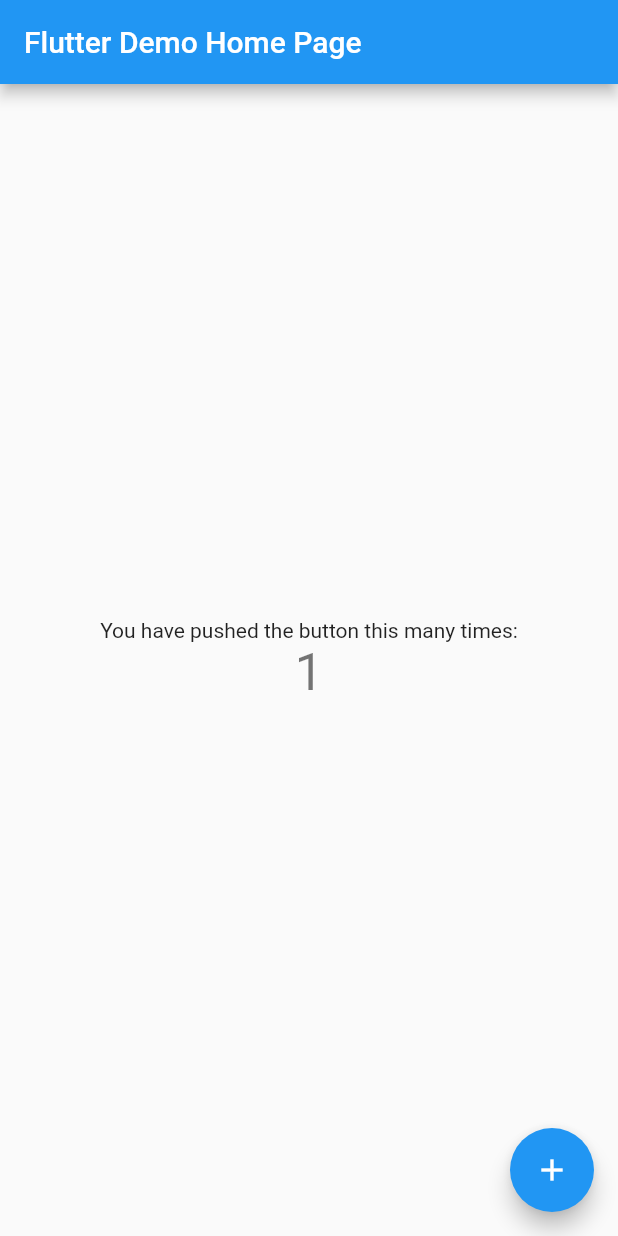
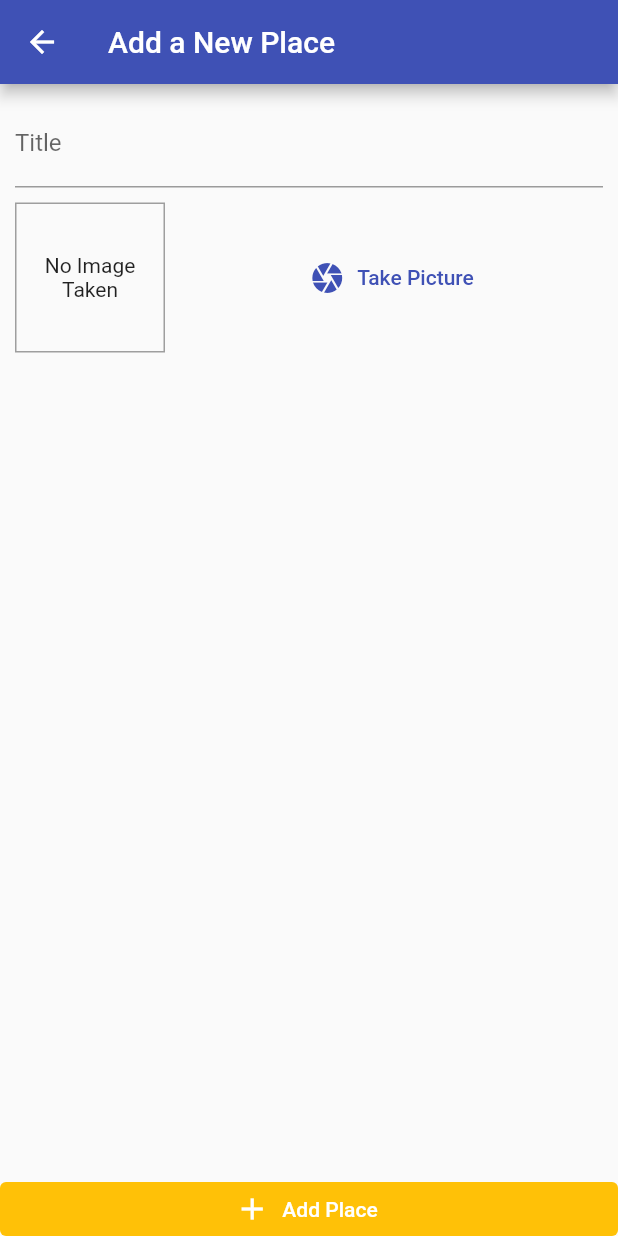
Before and after one commit to ArslanAshraf462/Maps, a Flutter app: the screen it shows after launch, after a tap on the "add" icon, on a phone screen of 412 x 824 dp. Run offline on Flutter 3.47's test engine with Material 2 defaults, Android fonts, the phone set to English and light mode, and no system bars.

Commit message:
Adding add place screen & an image input

```diff
--- a/lib/main.dart
+++ b/lib/main.dart
@@ -1,115 +1,32 @@
 import 'package:flutter/material.dart';
+import 'package:maps/providers/great_places.dart';
+import 'package:maps/screens/add_place_screen.dart';
+import 'package:maps/screens/places_list_screen.dart';
+import 'package:provider/provider.dart';
 
 void main() {
+  WidgetsFlutterBinding.ensureInitialized();
   runApp(const MyApp());
 }
 
 class MyApp extends StatelessWidget {
   const MyApp({super.key});
 
-  // This widget is the root of your application.
   @override
   Widget build(BuildContext context) {
-    return MaterialApp(
-      title: 'Flutter Demo',
-      theme: ThemeData(
-        // This is the theme of your application.
-        //
-        // Try running your application with "flutter run". You'll see the
-        // application has a blue toolbar. Then, without quitting the app, try
-        // changing the primarySwatch below to Colors.green and then invoke
-        // "hot reload" (press "r" in the console where you ran "flutter run",
-        // or simply save your changes to "hot reload" in a Flutter IDE).
-        // Notice that the counter didn't reset back to zero; the application
-        // is not restarted.
-        primarySwatch: Colors.blue,
+    return ChangeNotifierProvider.value(
+      value: GreatPlaces(),
+      child: MaterialApp(
+        title: 'Great Places',
+        theme: ThemeData(
+          primarySwatch: Colors.indigo,
+          accentColor: Colors.amber,
+        ),
+        home: PlacesListScreen(),
+        routes: {
+          AddPlaceScreen.routeName : (context) => AddPlaceScreen(),
+        },
       ),
-      home: const MyHomePage(title: 'Flutter Demo Home Page'),
     );
   }
 }
-
-class MyHomePage extends StatefulWidget {
-  const MyHomePage({super.key, required this.title});
-
-  // This widget is the home page of your application. It is stateful, meaning
-  // that it has a State object (defined below) that contains fields that affect
-  // how it looks.
-
-  // This class is the configuration for the state. It holds the values (in this
-  // case the title) provided by the parent (in this case the App widget) and
-  // used by the build method of the State. Fields in a Widget subclass are
-  // always marked "final".
-
-  final String title;
-
-  @override
-  State<MyHomePage> createState() => _MyHomePageState();
-}
-
-class _MyHomePageState extends State<MyHomePage> {
-  int _counter = 0;
-
-  void _incrementCounter() {
-    setState(() {
-      // This call to setState tells the Flutter framework that something has
-      // changed in this State, which causes it to rerun the build method below
-      // so that the display can reflect the updated values. If we changed
-      // _counter without calling setState(), then the build method would not be
-      // called again, and so nothing would appear to happen.
-      _counter++;
-    });
-  }
-
-  @override
-  Widget build(BuildContext context) {
-    // This method is rerun every time setState is called, for instance as done
-    // by the _incrementCounter method above.
-    //
-    // The Flutter framework has been optimized to make rerunning build methods
-    // fast, so that you can just rebuild anything that needs updating rather
-    // than having to individually change instances of widgets.
-    return Scaffold(
-      appBar: AppBar(
-        // Here we take the value from the MyHomePage object that was created by
-        // the App.build method, and use it to set our appbar title.
-        title: Text(widget.title),
-      ),
-      body: Center(
-        // Center is a layout widget. It takes a single child and positions it
-        // in the middle of the parent.
-        child: Column(
-          // Column is also a layout widget. It takes a list of children and
-          // arranges them vertically. By default, it sizes itself to fit its
-          // children horizontally, and tries to be as tall as its parent.
-          //
-          // Invoke "debug painting" (press "p" in the console, choose the
-          // "Toggle Debug Paint" action from the Flutter Inspector in Android
-          // Studio, or the "Toggle Debug Paint" command in Visual Studio Code)
-          // to see the wireframe for each widget.
-          //
-          // Column has various properties to control how it sizes itself and
-          // how it positions its children. Here we use mainAxisAlignment to
-          // center the children vertically; the main axis here is the vertical
-          // axis because Columns are vertical (the cross axis would be
-          // horizontal).
-          mainAxisAlignment: MainAxisAlignment.center,
-          children: <Widget>[
-            const Text(
-              'You have pushed the button this many times:',
-            ),
-            Text(
-              '$_counter',
-              style: Theme.of(context).textTheme.headline4,
-            ),
-          ],
-        ),
-      ),
-      floatingActionButton: FloatingActionButton(
-        onPressed: _incrementCounter,
-        tooltip: 'Increment',
-        child: const Icon(Icons.add),
-      ), // This trailing comma makes auto-formatting nicer for build methods.
-    );
-  }
-}
--- a/lib/models/place.dart
+++ b/lib/models/place.dart
@@ -0,0 +1,26 @@
+import 'dart:io';
+
+class PlaceLocation{
+  final double latitude;
+  final double logitude;
+  final String address;
+
+  PlaceLocation({
+    required this.latitude,
+    required this.logitude,
+    required this.address,
+  });
+}
+
+class Place{
+  final String id;
+  final String title;
+  final PlaceLocation location;
+  final File image;
+  Place({
+    required this.id,
+    required this.title,
+    required this.location,
+    required this.image,
+  });
+}
--- a/lib/providers/great_places.dart
+++ b/lib/providers/great_places.dart
@@ -0,0 +1,10 @@
+import 'package:flutter/foundation.dart';
+import 'package:maps/models/place.dart';
+
+class GreatPlaces with ChangeNotifier{
+  List<Place> _items = [];
+
+  List<Place> get items{
+    return _items;
+  }
+}
--- a/lib/screens/add_place_screen.dart
+++ b/lib/screens/add_place_screen.dart
@@ -0,0 +1,59 @@
+import 'package:flutter/material.dart';
+import 'package:maps/widgets/image_imput.dart';
+
+class AddPlaceScreen extends StatefulWidget {
+  const AddPlaceScreen({super.key});
+  static const routeName = '/addplace';
+
+  @override
+  State<AddPlaceScreen> createState() => _AddPlaceScreenState();
+}
+
+class _AddPlaceScreenState extends State<AddPlaceScreen> {
+  final _titleController = TextEditingController();
+  @override
+  Widget build(BuildContext context) {
+    return Scaffold(
+      appBar: AppBar(
+        title: const Text('Add a New Place'),
+      ),
+      body: Column(
+        crossAxisAlignment: CrossAxisAlignment.stretch,
+        children: [
+          Expanded(
+            child: SingleChildScrollView(
+              child: Padding(
+                padding: EdgeInsets.all(10.0),
+                child: Column(
+                  children: [
+                    TextField(
+                      decoration: const InputDecoration(
+                        labelText: 'Title',
+                      ),
+                      controller: _titleController,
+                    ),
+                    const SizedBox(
+                      height: 10.0,
+                    ),
+                    ImageInput(),
+                  ],
+                ),
+              ),
+            ),
+          ),
+          ElevatedButton.icon(
+            onPressed: (){
+            },
+            icon: Icon(Icons.add),
+            label: Text('Add Place'),
+            style: ElevatedButton.styleFrom(
+              elevation: 0,
+              tapTargetSize: MaterialTapTargetSize.shrinkWrap,
+              backgroundColor: Theme.of(context).accentColor,
+            ),
+            ),
+        ],
+      ),
+    );
+  }
+}
--- a/lib/screens/places_list_screen.dart
+++ b/lib/screens/places_list_screen.dart
@@ -0,0 +1,25 @@
+import 'package:flutter/material.dart';
+import 'package:maps/screens/add_place_screen.dart';
+
+class PlacesListScreen extends StatelessWidget {
+  const PlacesListScreen({super.key});
+
+  @override
+  Widget build(BuildContext context) {
+    return Scaffold(
+      appBar: AppBar(
+        title: Text('Your Places'),
+        actions: [
+          IconButton(
+            onPressed: (){
+               Navigator.of(context).pushNamed(AddPlaceScreen.routeName);
+            },
+            icon: Icon(Icons.add))
+        ],
+      ),
+      body: Center(
+        child: CircularProgressIndicator(),
+      ),
+    );
+  }
+}
--- /dev/null
+++ b/lib/widgets/image_imput.dart
@@ -0,0 +1,52 @@
+import 'dart:io';
+
+import 'package:flutter/material.dart';
+
+class ImageInput extends StatefulWidget {
+  const ImageInput({super.key});
+
+  @override
+  State<ImageInput> createState() => _ImageInputState();
+}
+
+class _ImageInputState extends State<ImageInput> {
+  File? _storedImage;
+  @override
+  Widget build(BuildContext context) {
+    return Row(
+      children: [
+        Container(
+          width: 100.0,
+          height: 100.0,
+          decoration: BoxDecoration(
+            border: Border.all(
+              width: 1.0,
+              color: Colors.grey,
+              ),
+          ),
+          child: _storedImage != null
+          ?Image.file(
+            _storedImage!,
+            fit: BoxFit.cover,
+            width: double.infinity,
+            )
+          : Text('No Image Taken',textAlign: TextAlign.center,) ,
+          alignment: Alignment.center,
+        ),
+        SizedBox(
+          width: 10.0,
+          ),
+          Expanded(
+            child: TextButton.icon(
+              onPressed: (){},
+              icon: Icon(Icons.camera),
+              label: Text('Take Picture'),
+              style: TextButton.styleFrom(
+                foregroundColor: Theme.of(context).primaryColor,
+              ),
+              ),
+              ),
+        ],
+    );
+  }
+}
```
